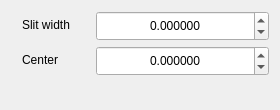
Old version of the form Gui/forms/form_slitwidget.ui in the repository slsdetectorgroup/motorControlSoftware.
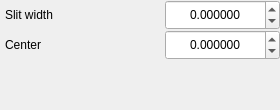
New version of the form.

The edit to the form file:
```diff
--- a/Gui/forms/form_slitwidget.ui
+++ b/Gui/forms/form_slitwidget.ui
@@ -32,6 +32,21 @@
    <string>Form</string>
   </property>
   <layout class="QGridLayout" name="gridSlit">
+   <property name="leftMargin">
+    <number>0</number>
+   </property>
+   <property name="topMargin">
+    <number>0</number>
+   </property>
+   <property name="rightMargin">
+    <number>0</number>
+   </property>
+   <property name="bottomMargin">
+    <number>0</number>
+   </property>
+   <property name="spacing">
+    <number>0</number>
+   </property>
    <item row="0" column="3">
     <widget class="QDoubleSpinBox" name="spinSlitWidth">
      <property name="sizePolicy">
@@ -69,8 +84,8 @@
      </property>
     </widget>
    </item>
-   <item row="1" column="2">
-    <spacer name="horizontalSpacer_5">
+   <item row="1" column="0">
+    <spacer name="horizontalSpacer_7">
      <property name="orientation">
       <enum>Qt::Horizontal</enum>
      </property>
@@ -79,12 +94,58 @@
      </property>
      <property name="sizeHint" stdset="0">
       <size>
-       <width>10</width>
+       <width>5</width>
        <height>25</height>
       </size>
      </property>
     </spacer>
    </item>
+   <item row="1" column="1">
+    <widget class="QLabel" name="lblCenter">
+     <property name="sizePolicy">
+      <sizepolicy hsizetype="Fixed" vsizetype="Fixed">
+       <horstretch>0</horstretch>
+       <verstretch>0</verstretch>
+      </sizepolicy>
+     </property>
+     <property name="text">
+      <string>Center </string>
+     </property>
+    </widget>
+   </item>
+   <item row="3" column="0" colspan="4">
+    <widget class="QWidget" name="widgetSlitList" native="true">
+     <property name="sizePolicy">
+      <sizepolicy hsizetype="Minimum" vsizetype="Minimum">
+       <horstretch>0</horstretch>
+       <verstretch>0</verstretch>
+      </sizepolicy>
+     </property>
+     <property name="minimumSize">
+      <size>
+       <width>0</width>
+       <height>0</height>
+      </size>
+     </property>
+     <layout class="QGridLayout" name="gridSlitList">
+      <property name="leftMargin">
+       <number>0</number>
+      </property>
+      <property name="topMargin">
+       <number>0</number>
+      </property>
+      <property name="rightMargin">
+       <number>0</number>
+      </property>
+      <property name="bottomMargin">
+       <number>0</number>
+      </property>
+      <property name="spacing">
+       <number>0</number>
+      </property>
+     </layout>
+    </widget>
+   </item>
    <item row="0" column="2">
     <spacer name="horizontalSpacer_4">
      <property name="orientation">
@@ -101,19 +162,6 @@
      </property>
     </spacer>
    </item>
-   <item row="0" column="1">
-    <widget class="QLabel" name="lblSlitWidth">
-     <property name="sizePolicy">
-      <sizepolicy hsizetype="Fixed" vsizetype="Fixed">
-       <horstretch>0</horstretch>
-       <verstretch>0</verstretch>
-      </sizepolicy>
-     </property>
-     <property name="text">
-      <string>Slit width </string>
-     </property>
-    </widget>
-   </item>
    <item row="1" column="3">
     <widget class="QDoubleSpinBox" name="spinCenter">
      <property name="sizePolicy">
@@ -151,8 +199,8 @@
      </property>
     </widget>
    </item>
-   <item row="1" column="1">
-    <widget class="QLabel" name="lblCenter">
+   <item row="0" column="1">
+    <widget class="QLabel" name="lblSlitWidth">
      <property name="sizePolicy">
       <sizepolicy hsizetype="Fixed" vsizetype="Fixed">
        <horstretch>0</horstretch>
@@ -160,10 +208,26 @@
       </sizepolicy>
      </property>
      <property name="text">
-      <string>Center </string>
+      <string>Slit width </string>
      </property>
     </widget>
    </item>
+   <item row="1" column="2">
+    <spacer name="horizontalSpacer_5">
+     <property name="orientation">
+      <enum>Qt::Horizontal</enum>
+     </property>
+     <property name="sizeType">
+      <enum>QSizePolicy::Fixed</enum>
+     </property>
+     <property name="sizeHint" stdset="0">
+      <size>
+       <width>10</width>
+       <height>25</height>
+      </size>
+     </property>
+    </spacer>
+   </item>
    <item row="0" column="0">
     <spacer name="horizontalSpacer_6">
      <property name="orientation">
@@ -180,35 +244,18 @@
      </property>
     </spacer>
    </item>
-   <item row="2" column="0" colspan="4">
-    <widget class="QWidget" name="widgetSlitList" native="true">
-     <property name="sizePolicy">
-      <sizepolicy hsizetype="Minimum" vsizetype="Minimum">
-       <horstretch>0</horstretch>
-       <verstretch>0</verstretch>
-      </sizepolicy>
-     </property>
-     <property name="minimumSize">
-      <size>
-       <width>0</width>
-       <height>0</height>
-      </size>
-     </property>
-     <layout class="QGridLayout" name="gridSlitList"/>
-    </widget>
-   </item>
-   <item row="1" column="0">
-    <spacer name="horizontalSpacer_7">
+   <item row="2" column="0">
+    <spacer name="verticalSpacer">
      <property name="orientation">
-      <enum>Qt::Horizontal</enum>
+      <enum>Qt::Vertical</enum>
      </property>
      <property name="sizeType">
       <enum>QSizePolicy::Fixed</enum>
      </property>
      <property name="sizeHint" stdset="0">
       <size>
-       <width>5</width>
-       <height>25</height>
+       <width>0</width>
+       <height>10</height>
       </size>
      </property>
     </spacer>
```
